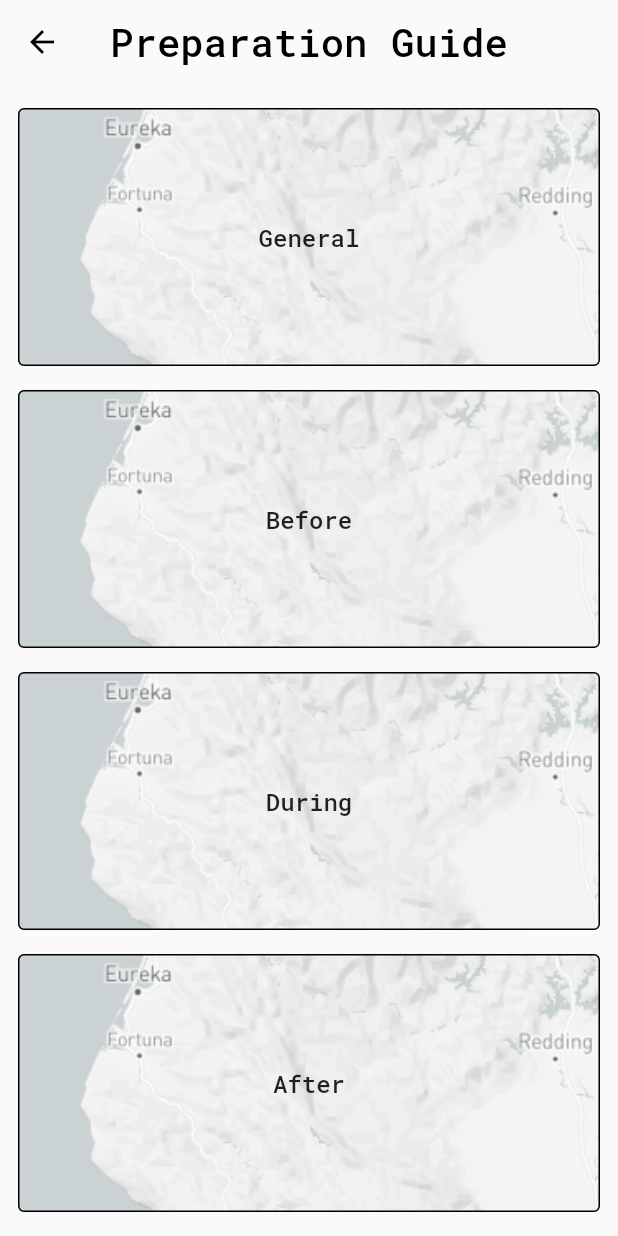
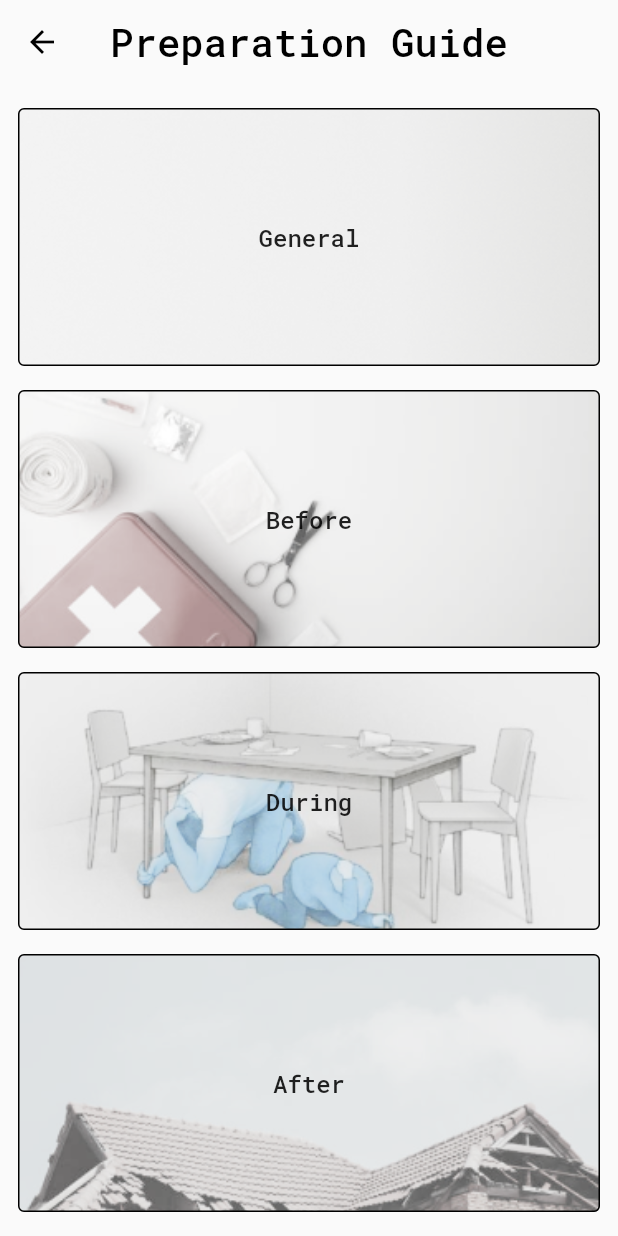
Before and after one commit to akhilsukh/seismos-flutter, a Flutter app: the Preparatory screen opened directly, on a phone screen of 412 x 824 dp. Run offline on Flutter 3.47's test engine with Material 2 defaults, Android fonts, the phone set to English and light mode, and no system bars; our stand-ins replace google_fonts, google_maps_flutter.

```diff
--- a/lib/components/widgets.dart
+++ b/lib/components/widgets.dart
@@ -94,7 +94,7 @@ class ImageButton extends StatelessWidget {
           onPressed: () {
             Navigator.push(
               context,
-              MaterialPageRoute(builder: (context) => null),
+              MaterialPageRoute(builder: (context) => route),
             );
           },
           color: Colors.white,
--- a/lib/pages/prep-page.dart
+++ b/lib/pages/prep-page.dart
@@ -1,5 +1,5 @@
 import 'package:flutter/material.dart';
-import 'package:google_fonts/google_fonts.dart';
+import 'package:seismos_flutter/pages/prep-detail-page.dart';
 import '../components/widgets.dart';
 
 class Preparatory extends StatelessWidget {
@@ -13,19 +13,23 @@ class Preparatory extends StatelessWidget {
           children: [
             ImageButton(
               title: "General",
-              image: AssetImage('assets/map-background.png'),
+              image: AssetImage('assets/general/prep-general.png'),
+              route: PrepDetailGeneral(),
             ),
             ImageButton(
               title: "Before",
-              image: AssetImage('assets/map-background.png'),
+              image: AssetImage('assets/before/prep-before.png'),
+              route: PrepDetailBefore(),
             ),
             ImageButton(
               title: "During",
-              image: AssetImage('assets/map-background.png'),
+              image: AssetImage('assets/during/prep-during.png'),
+              route: PrepDetailDuring(),
             ),
             ImageButton(
               title: "After",
-              image: AssetImage('assets/map-background.png'),
+              image: AssetImage('assets/after/prep-after.png'),
+              route: PrepDetailAfter(),
             )
           ],
         ),
```
